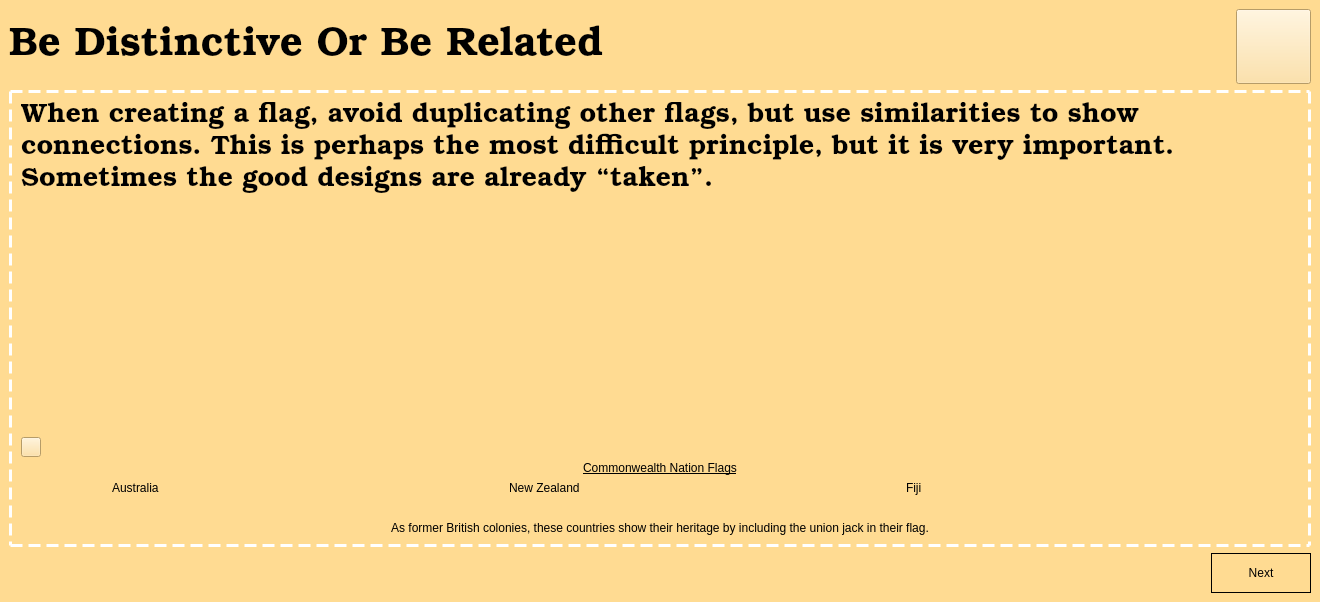
zxjorge/EDApp, file bedistinctiveorrelatedlesson.ui: the form before one commit.
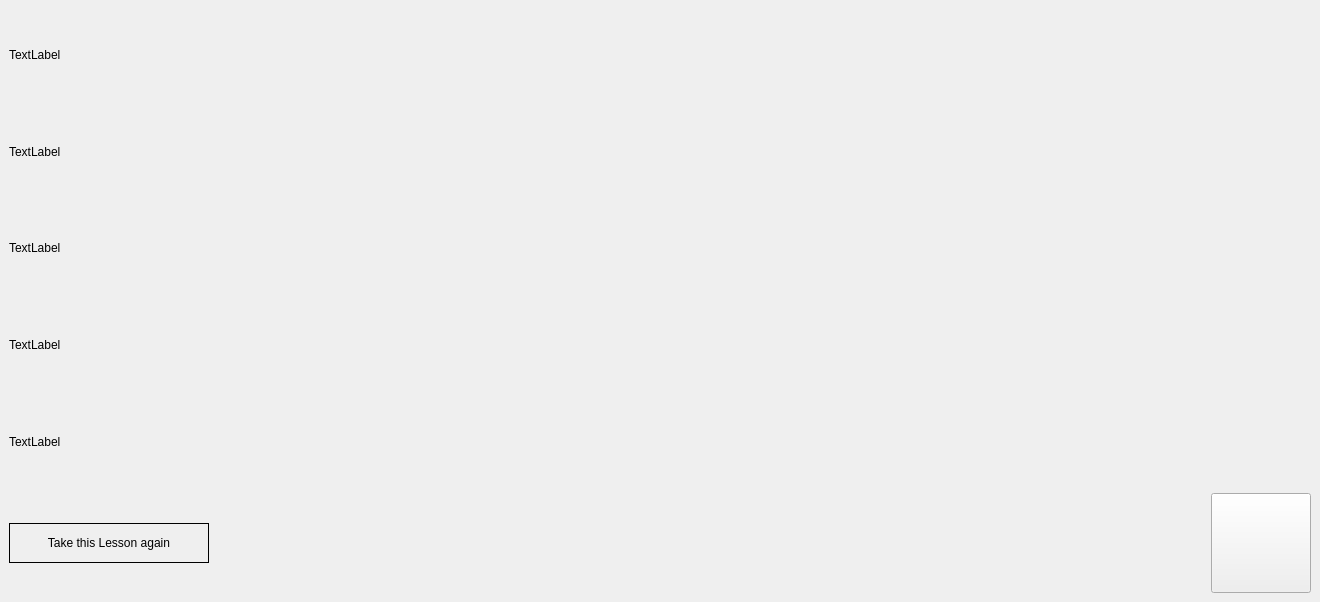
The form after the commit. Icons and pictures are not drawn. Custom widgets are drawn as their Qt base class.

```diff
--- a/bedistinctiveorrelatedlesson.ui
+++ b/bedistinctiveorrelatedlesson.ui
@@ -21,6 +21,122 @@
   <property name="currentIndex">
    <number>0</number>
   </property>
+  <widget class="QWidget" name="page_5">
+   <layout class="QVBoxLayout" name="verticalLayout_12">
+    <item>
+     <widget class="QLabel" name="congrats">
+      <property name="styleSheet">
+       <string notr="true">font: 500 30pt &quot;Bookman Old Style&quot;;
+color: rgb(0, 0, 0);</string>
+      </property>
+      <property name="text">
+       <string>TextLabel</string>
+      </property>
+     </widget>
+    </item>
+    <item>
+     <widget class="QLabel" name="CQLabel">
+      <property name="styleSheet">
+       <string notr="true">font: 300 17pt &quot;Bookman Old Style&quot;;
+color: rgb(0, 0, 0);</string>
+      </property>
+      <property name="text">
+       <string>TextLabel</string>
+      </property>
+     </widget>
+    </item>
+    <item>
+     <widget class="QLabel" name="TCLabel">
+      <property name="styleSheet">
+       <string notr="true">font: 300 17pt &quot;Bookman Old Style&quot;;
+color: rgb(0, 0, 0);</string>
+      </property>
+      <property name="text">
+       <string>TextLabel</string>
+      </property>
+     </widget>
+    </item>
+    <item>
+     <widget class="QLabel" name="TILabel">
+      <property name="styleSheet">
+       <string notr="true">font: 300 17pt &quot;Bookman Old Style&quot;;
+color: rgb(0, 0, 0);</string>
+      </property>
+      <property name="text">
+       <string>TextLabel</string>
+      </property>
+     </widget>
+    </item>
+    <item>
+     <widget class="QLabel" name="TMLabel">
+      <property name="styleSheet">
+       <string notr="true">font: 300 17pt &quot;Bookman Old Style&quot;;
+color: rgb(0, 0, 0);</string>
+      </property>
+      <property name="text">
+       <string>TextLabel</string>
+      </property>
+     </widget>
+    </item>
+    <item>
+     <layout class="QHBoxLayout" name="horizontalLayout_7">
+      <item>
+       <widget class="QPushButton" name="restart">
+        <property name="minimumSize">
+         <size>
+          <width>200</width>
+          <height>40</height>
+         </size>
+        </property>
+        <property name="maximumSize">
+         <size>
+          <width>100</width>
+          <height>16777215</height>
+         </size>
+        </property>
+        <property name="styleSheet">
+         <string notr="true">font: 300 14pt &quot;Bookman Old Style&quot;;
+background-color: transparent;
+border: 1px solid black;</string>
+        </property>
+        <property name="text">
+         <string>Take this Lesson again</string>
+        </property>
+       </widget>
+      </item>
+      <item>
+       <spacer name="horizontalSpacer_5">
+        <property name="orientation">
+         <enum>Qt::Horizontal</enum>
+        </property>
+        <property name="sizeHint" stdset="0">
+         <size>
+          <width>40</width>
+          <height>20</height>
+         </size>
+        </property>
+       </spacer>
+      </item>
+      <item>
+       <widget class="QPushButton" name="mainMenu_3">
+        <property name="minimumSize">
+         <size>
+          <width>100</width>
+          <height>100</height>
+         </size>
+        </property>
+        <property name="styleSheet">
+         <string notr="true">border-image: url(:/Icons/home-menu-icon-21.jpg);</string>
+        </property>
+        <property name="text">
+         <string/>
+        </property>
+       </widget>
+      </item>
+     </layout>
+    </item>
+   </layout>
+  </widget>
   <widget class="QWidget" name="page">
    <property name="styleSheet">
     <string notr="true">background-color: rgb(255, 219, 146);</string>
@@ -785,6 +901,14 @@
    </layout>
   </widget>
  </widget>
+ <customwidgets>
+  <customwidget>
+   <class>BeDistinctiveOrRelatedActivity</class>
+   <extends>QWidget</extends>
+   <header location="global">bedistinctiveorrelatedactivity.h</header>
+   <container>1</container>
+  </customwidget>
+ </customwidgets>
  <resources>
   <include location="Resources.qrc"/>
  </resources>
```
Left out of the diff: 3 changed lines with no effect on the pictures.
